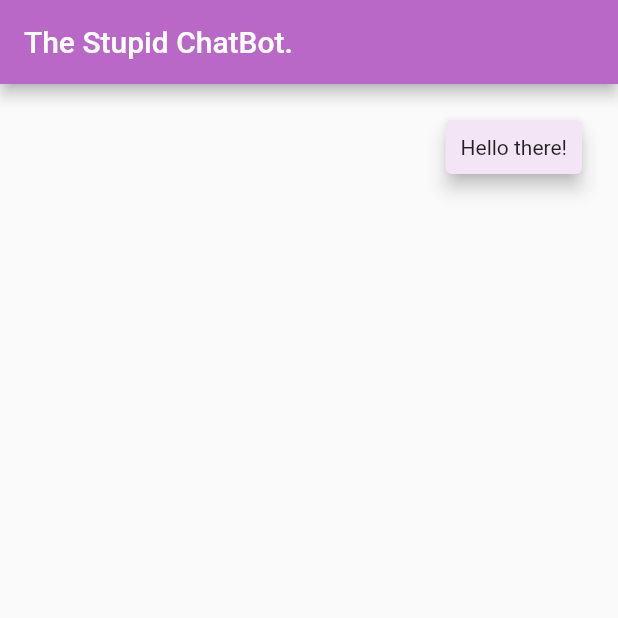
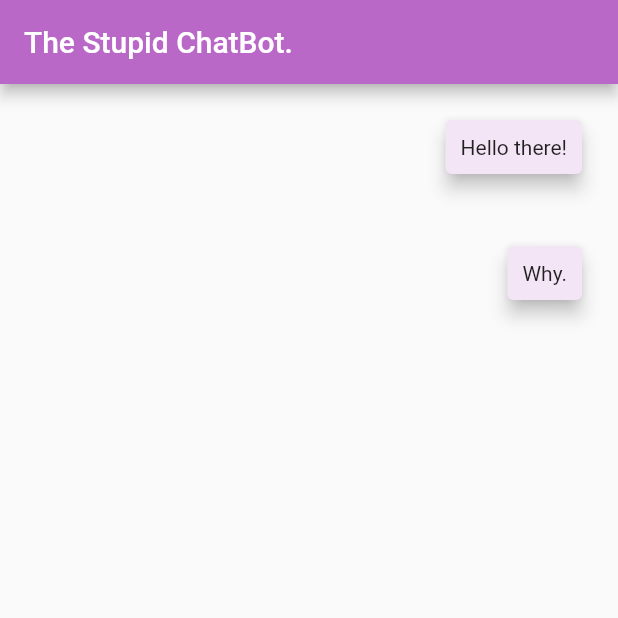
Before and after one commit to RickyRCoding/Why, a Flutter app: the screen it shows after launch, on a phone screen of 412 x 824 dp, the top half of it. Run offline on Flutter 3.47's test engine with Material 2 defaults, Android fonts, the phone set to English and light mode, and no system bars.

Commit message:
Add why text.

```diff
--- a/lib/main.dart
+++ b/lib/main.dart
@@ -24,6 +24,7 @@ class _MyAppState extends State<MyApp> {
           child: Column(
             children: [
               TextChat("Hello there!"),
+              TextChat("Why."),
             ],
           ),
         ),
```
